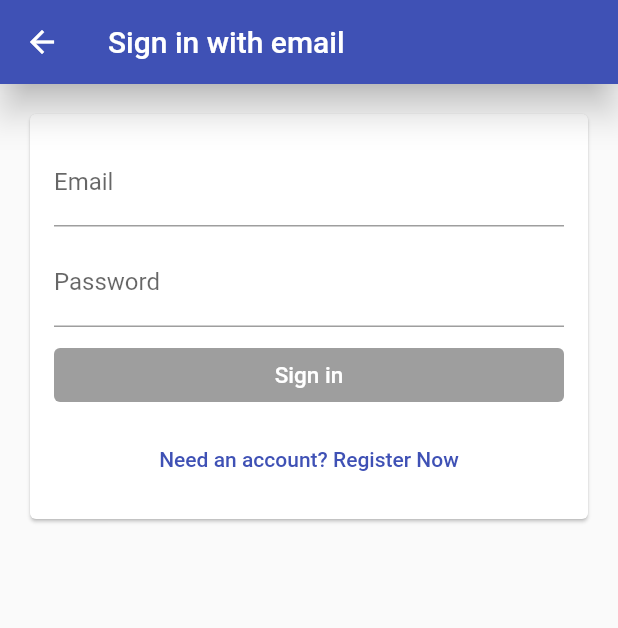
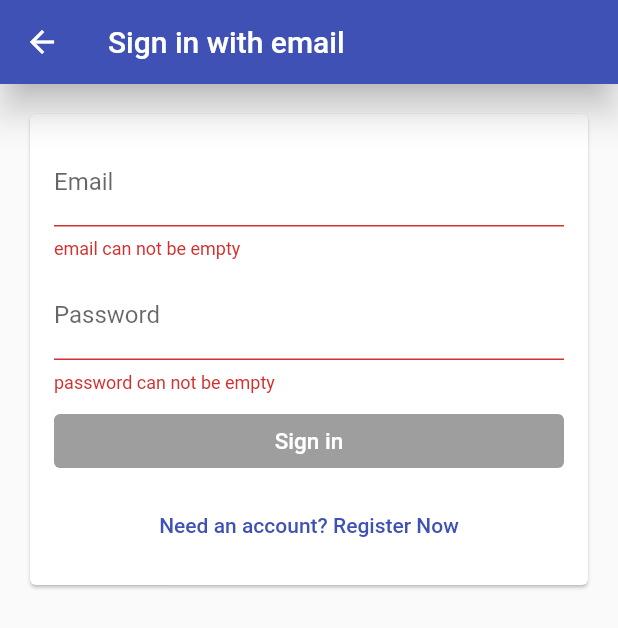
Before and after one commit to nirans2002/time_tracker_app, a Flutter app: the EmailSignInPage screen opened directly with empty values, on a phone screen of 412 x 824 dp. Shown: the top 628 px of the screen. Run offline on Flutter 3.47's test engine with Material 2 defaults, Android fonts, the phone set to English and light mode, and no system bars; our stand-ins replace firebase_auth, google_sign_in; missing offline and left inert: flutter_facebook_login; accounts and stored records are empty.

Commit message:
str validation, 200

```diff
--- a/lib/app/sign_in/email_signIn_form.dart
+++ b/lib/app/sign_in/email_signIn_form.dart
@@ -77,11 +77,14 @@ class _EmailSignInFormState extends State<EmailSignInForm> {
   }
 
   TextField _buildPasswordTextField() {
+    bool passwordValid = widget.passwordValidator.isValid(_password);
+
     return TextField(
       controller: _passwordController,
       focusNode: _passwordFocusNode,
       decoration: InputDecoration(
         labelText: "Password",
+        errorText: passwordValid ? null : widget.invalidPasswordErrorText,
       ),
       obscureText: true,
       textInputAction: TextInputAction.done,
@@ -91,12 +94,14 @@ class _EmailSignInFormState extends State<EmailSignInForm> {
   }
 
   TextField _buildEmailTextField() {
+    bool emailValid = widget.emailValidator.isValid(_email);
     return TextField(
       focusNode: _emailFocusNode,
       controller: _emailController,
       decoration: InputDecoration(
         labelText: "Email",
         hintText: 'johnappleseed@example.com',
+        errorText: emailValid ? null : widget.invalidEmailErrorText,
       ),
       autocorrect: false,
       keyboardType: TextInputType.emailAddress,
--- a/lib/app/sign_in/validators.dart
+++ b/lib/app/sign_in/validators.dart
@@ -12,4 +12,6 @@ class NonEmptyStringValidator implements StringValidator {
 class EmailAndPasswordValidators {
   final StringValidator emailValidator = NonEmptyStringValidator();
   final StringValidator passwordValidator = NonEmptyStringValidator();
+  final String invalidEmailErrorText = 'email can not be empty';
+  final String invalidPasswordErrorText = 'password can not be empty';
 }
```
